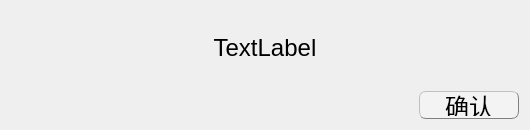
Old version of the form deletesuccessdialog.ui in the repository EsZHU/QtExamSystem.
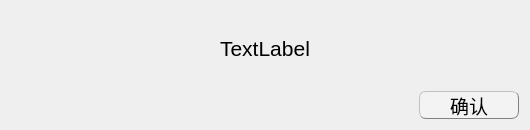
New version of the form.

The edit to the form file:
```diff
--- a/deletesuccessdialog.ui
+++ b/deletesuccessdialog.ui
@@ -43,7 +43,7 @@
      </property>
      <property name="font">
       <font>
-       <pointsize>18</pointsize>
+       <pointsize>14</pointsize>
       </font>
      </property>
      <property name="styleSheet">
@@ -60,7 +60,7 @@
     <widget class="QLabel" name="deleteSuccessLabel">
      <property name="font">
       <font>
-       <pointsize>18</pointsize>
+       <pointsize>16</pointsize>
       </font>
      </property>
      <property name="text">
```
